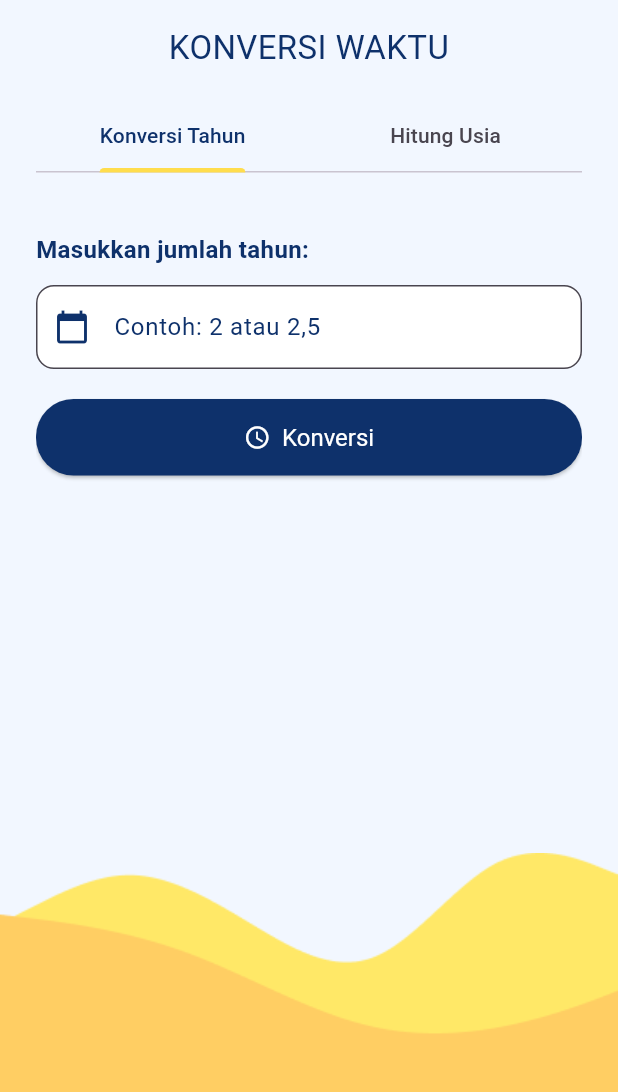
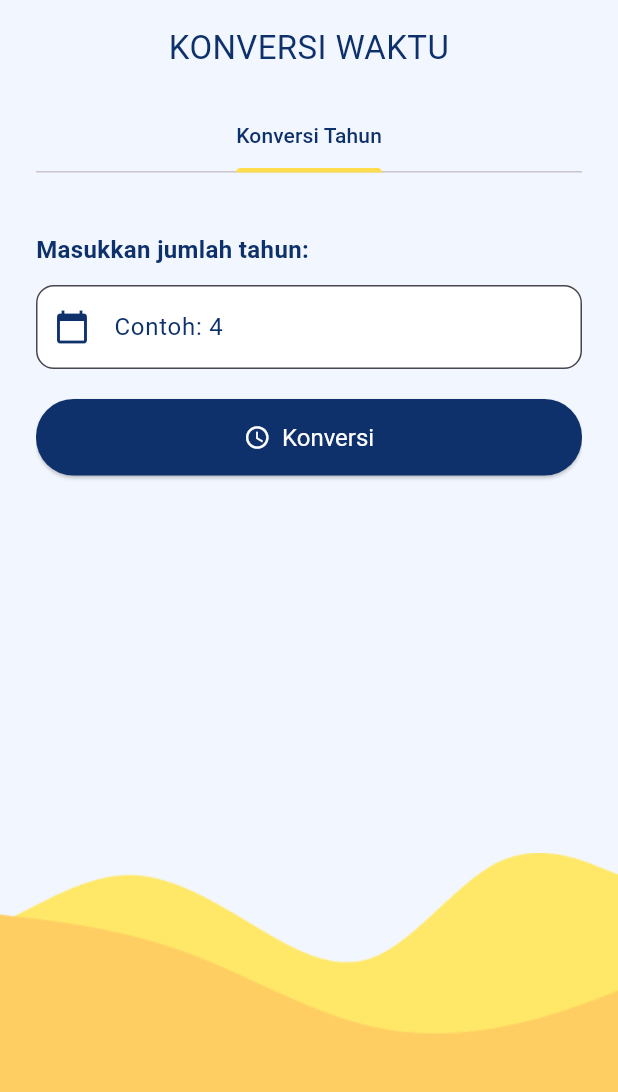
Before and after one commit to Ayazzzzzzz/Tugas3_TPM, a Flutter app: the KonversiWaktuPage screen opened directly, on a phone screen of 412 x 824 dp, the part 144-1236 px from its top. Run offline on Flutter 3.47's test engine with Material 3 defaults, Android fonts, the phone set to English and light mode, and no system bars; our stand-ins replace geolocator, google_fonts, google_maps_flutter, shared_preferences; accounts and stored records are empty.

Commit message:
konversi

```diff
--- a/lib/pages/konversi_waktu.dart
+++ b/lib/pages/konversi_waktu.dart
@@ -14,10 +14,6 @@ class _KonversiWaktuPageState extends State<KonversiWaktuPage> with TickerProvid
   String _resultKonversi = '';
   bool _showResultKonversi = false;
 
-  DateTime? _birthDateTime;
-  String _resultUmur = '';
-  bool _showResultUmur = false;
-
   late TabController _tabController;
   late AnimationController _animationController;
   late Animation<double> _animation;
@@ -25,7 +21,7 @@ class _KonversiWaktuPageState extends State<KonversiWaktuPage> with TickerProvid
   @override
   void initState() {
     super.initState();
-    _tabController = TabController(length: 2, vsync: this);
+    _tabController = TabController(length: 1, vsync: this); // Hanya 1 tab
     _animationController = AnimationController(
       duration: Duration(milliseconds: 800),
       vsync: this,
@@ -81,75 +77,22 @@ ${formatter.format(years)} Tahun
 = ${formatter.format(hours)} Jam
 = ${formatter.format(minutes)} Menit
 = ${formatter.format(seconds)} Detik
-      ''';
+        ''';
         _showResultKonversi = true;
         _animationController.forward(from: 0);
       });
     }
   }
 
-
-  void _pickBirthDateTime() async {
-    final DateTime? date = await showDatePicker(
-      context: context,
-      initialDate: DateTime(2000),
-      firstDate: DateTime(1900),
-      lastDate: DateTime.now(),
-    );
-
-    if (date != null) {
-      final TimeOfDay? time = await showTimePicker(
-        context: context,
-        initialTime: TimeOfDay(hour: 0, minute: 0),
-      );
-
-      if (time != null) {
-        setState(() {
-          _birthDateTime = DateTime(
-            date.year,
-            date.month,
-            date.day,
-            time.hour,
-            time.minute,
-          );
-          _calculateAge();
-        });
-      }
-    }
-  }
-
-  void _calculateAge() {
-    if (_birthDateTime == null) return;
-
-    final now = DateTime.now();
-    Duration diff = now.difference(_birthDateTime!);
-
-    int days = diff.inDays;
-    int years = days ~/ 365;
-    int remainingDays = days % 365;
-    int months = remainingDays ~/ 30;
-    int finalDays = remainingDays % 30;
-
-    setState(() {
-      _resultUmur = '''
-Usiamu adalah:
-$years Tahun, $months Bulan, dan $finalDays Hari
-      ''';
-      _showResultUmur = true;
-      _animationController.forward(from: 0);
-    });
-  }
-
   @override
   Widget build(BuildContext context) {
-    const darkBlue = Color(0xFF0A2E5C); // utk arrow
+    const darkBlue = Color(0xFF0A2E5C);
 
     return Scaffold(
       resizeToAvoidBottomInset: false,
       backgroundColor: const Color.fromARGB(255, 242, 247, 255),
       body: Stack(
         children: [
-          // 🔸 Background ombak kuning
           Align(
             alignment: Alignment.bottomCenter,
             child: Image.asset(
@@ -158,14 +101,11 @@ $years Tahun, $months Bulan, dan $finalDays Hari
               width: double.infinity,
             ),
           ),
-
-          // 🔸 Konten utama
           SafeArea(
             child: Padding(
               padding: const EdgeInsets.symmetric(horizontal: 24, vertical: 16),
               child: Column(
                 children: [
-                  // 🔙 Tombol back + logo
                   Row(
                     children: [
                       IconButton(
@@ -180,10 +120,7 @@ $years Tahun, $months Bulan, dan $finalDays Hari
                       ),
                     ],
                   ),
-
                   const SizedBox(height: 16),
-
-                  // Judul halaman
                   Text(
                     'KONVERSI WAKTU',
                     textAlign: TextAlign.center,
@@ -192,29 +129,21 @@ $years Tahun, $months Bulan, dan $finalDays Hari
                       color: Color.fromARGB(255, 14, 49, 107),
                     ),
                   ),
-
                   const SizedBox(height: 20),
-
-                  // TabBar
                   TabBar(
                     controller: _tabController,
                     labelColor: const Color.fromARGB(255, 14, 49, 107),
                     indicatorColor: const Color.fromARGB(255, 255, 221, 77),
                     tabs: const [
                       Tab(text: "Konversi Tahun"),
-                      Tab(text: "Hitung Usia"),
                     ],
                   ),
-
                   const SizedBox(height: 20),
-
-                  // TabBarView
                   Expanded(
                     child: TabBarView(
                       controller: _tabController,
                       children: [
                         _buildKonversiTahunTab(),
-                        _buildHitungUsiaTab(),
                       ],
                     ),
                   ),
@@ -226,7 +155,6 @@ $years Tahun, $months Bulan, dan $finalDays Hari
       ),
     );
   }
-
 
   Widget _buildKonversiTahunTab() {
     return Column(
@@ -257,7 +185,7 @@ $years Tahun, $months Bulan, dan $finalDays Hari
               border: OutlineInputBorder(
                 borderRadius: BorderRadius.circular(12),
               ),
-              labelText: 'Contoh: 2 atau 2,5',
+              labelText: 'Contoh: 4',
               labelStyle: TextStyle(color: Color.fromARGB(255, 14, 49, 107)),
               prefixIcon: Icon(Icons.calendar_today, color: Color.fromARGB(255, 14, 49, 107)),
             ),
@@ -299,45 +227,6 @@ $years Tahun, $months Bulan, dan $finalDays Hari
     );
   }
 
-  Widget _buildHitungUsiaTab() {
-    return Column(
-      crossAxisAlignment: CrossAxisAlignment.stretch,
-      children: [
-        SizedBox(height: 20),
-        Text(
-          'Pilih tanggal:',
-          style: GoogleFonts.inriaSans(
-            fontSize: 16,
-            fontWeight: FontWeight.w600,
-            color: Color.fromARGB(255, 14, 49, 107),
-          ),
-        ),
-        SizedBox(height: 12),
-        ElevatedButton.icon(
-          onPressed: _pickBirthDateTime,
-          icon: Icon(Icons.cake),
-          label: Text('Pilih Tanggal'),
-          style: ElevatedButton.styleFrom(
-            backgroundColor: Color.fromARGB(255, 14, 49, 107),
-            foregroundColor: Colors.white,
-            padding: EdgeInsets.symmetric(horizontal: 32, vertical: 16),
-            textStyle: GoogleFonts.rubikMonoOne(fontSize: 16),
-            shape: RoundedRectangleBorder(
-              borderRadius: BorderRadius.circular(25),
-            ),
-          ),
-        ),
-        SizedBox(height: 30),
-        _showResultUmur
-            ? FadeTransition(
-          opacity: _animation,
-          child: _buildResultCard(_resultUmur),
-        )
-            : SizedBox.shrink(),
-      ],
-    );
-  }
-
   Widget _buildResultCard(String result) {
     return Card(
       color: Color.fromARGB(255, 255, 221, 77),
@@ -362,7 +251,6 @@ $years Tahun, $months Bulan, dan $finalDays Hari
   }
 }
 
-/// ✅ Custom formatter untuk angka ribuan + koma desimal (1.234,5)
 class CustomThousandCommaFormatter extends TextInputFormatter {
   final NumberFormat formatter = NumberFormat("#,###", "id_ID");
 
```
Also changed, not shown: pubspec.lock.
